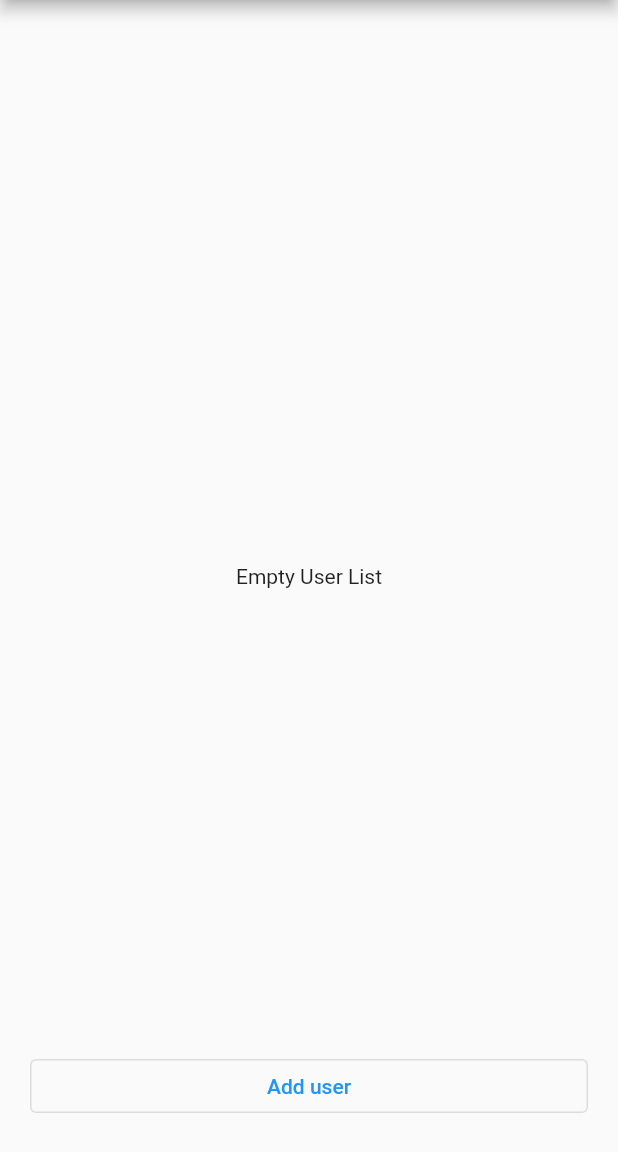
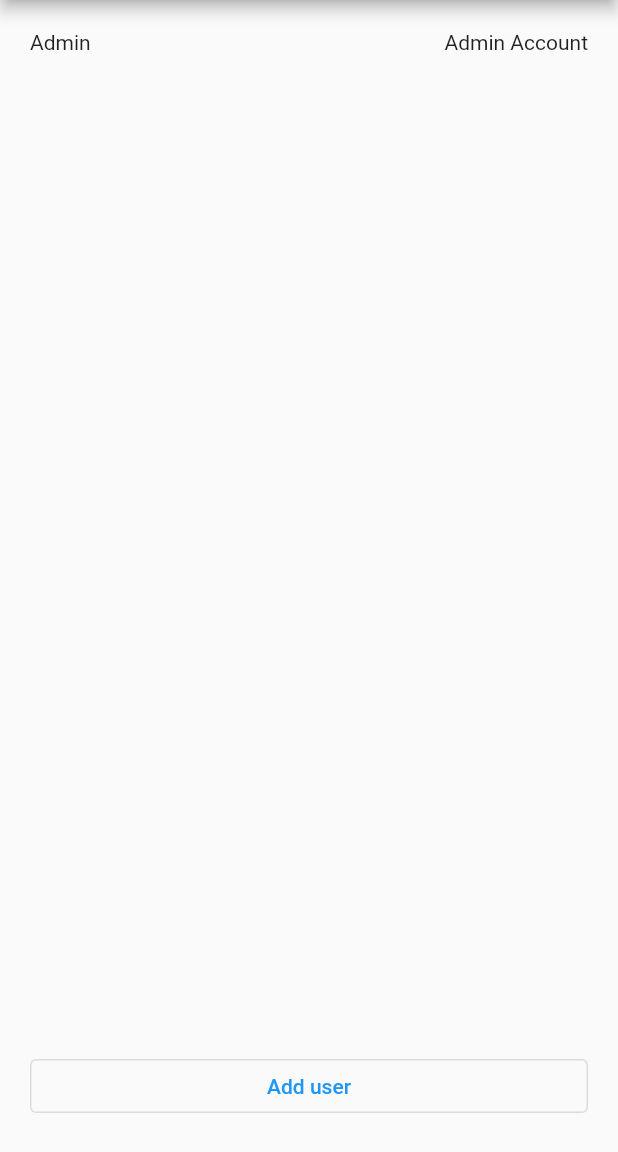
Before and after one commit to KolasikOmetov/info_safety_labs, a Flutter app: the UserListPage screen opened directly, on a phone screen of 412 x 824 dp, the part 84-1236 px from its top. Run offline on Flutter 3.47's test engine with Material 2 defaults, Android fonts, the phone set to English and light mode, and no system bars.

```diff
--- /dev/null
+++ b/info_safety_lab1/lib/constants.dart
@@ -0,0 +1,3 @@
+class Constants {
+  static const maxAttempts = 3;
+}
--- a/info_safety_lab1/lib/controllers/user_list_controller.dart
+++ b/info_safety_lab1/lib/controllers/user_list_controller.dart
@@ -3,7 +3,7 @@ import 'package:flutter/material.dart';
 import 'package:info_safety_lab1/model/user_model.dart';
 
 class UserListController extends ChangeNotifier {
-  final List<UserModel> users = [];
+  final List<UserModel> users = [const AdminModel(name: 'Admin')];
 
   void setUserLimit(UserModel user, bool isPasswordChoosingLimited) {
     checkUserExists(
@@ -26,4 +26,9 @@ class UserListController extends ChangeNotifier {
   bool isUserExists(String username) {
     return users.firstWhereOrNull((element) => false) != null;
   }
+
+  void addNewUserByName(String newUserName) {
+    users.add(UserModel(name: newUserName));
+    notifyListeners();
+  }
 }
--- a/info_safety_lab1/lib/pages/entrance_page.dart
+++ b/info_safety_lab1/lib/pages/entrance_page.dart
@@ -12,7 +12,7 @@ class EntrancePage extends StatelessWidget {
   @override
   Widget build(BuildContext context) {
     return ChangeNotifierProvider(
-      create: (_) => EntranceController(),
+      create: (_) => EntranceController(context.userListController),
       child: const _Content(),
     );
   }
@@ -55,6 +55,9 @@ class _Content extends StatelessWidget {
                   onUserNotExists: () => ScaffoldMessenger.of(context).showSnackBar(
                     const SnackBar(content: Text('User not exists')),
                   ),
+                  onUserBlocked: () => ScaffoldMessenger.of(context).showSnackBar(
+                    const SnackBar(content: Text('User was blocked')),
+                  ),
                   onPasswordWrong: () => ScaffoldMessenger.of(context).showSnackBar(
                     const SnackBar(content: Text('Password is wrong')),
                   ),
--- a/info_safety_lab1/lib/pages/home_page.dart
+++ b/info_safety_lab1/lib/pages/home_page.dart
@@ -1,6 +1,7 @@
 import 'package:flutter/material.dart';
 import 'package:info_safety_lab1/controllers/user_controller.dart';
 import 'package:info_safety_lab1/model/user_model.dart';
+import 'package:info_safety_lab1/pages/change_password_page.dart';
 import 'package:info_safety_lab1/pages/user_list_page.dart';
 import 'package:info_safety_lab1/utils/context_x.dart';
 import 'package:info_safety_lab1/utils/utils.dart';
@@ -38,7 +39,7 @@ class _Content extends StatelessWidget {
           mainAxisSize: MainAxisSize.min,
           children: <Widget>[
             OutlinedButton(
-              onPressed: () {},
+              onPressed: () => moveTo(context, const ChangePasswordPage()),
               child: const Text('Change Password'),
             ),
             if (isAdmin)
--- a/info_safety_lab1/lib/pages/user_list_page.dart
+++ b/info_safety_lab1/lib/pages/user_list_page.dart
@@ -14,10 +14,7 @@ class UserListPage extends StatelessWidget {
       appBar: AppBar(
         title: const Text('User List'),
       ),
-      body: ChangeNotifierProvider(
-        create: (_) => UserListController(),
-        child: const _Content(),
-      ),
+      body: const _Content(),
       resizeToAvoidBottomInset: false,
     );
   }
@@ -36,8 +33,13 @@ class _Content extends StatelessWidget {
     context.userListController.setUserBlock(user, !user.isBlocked);
   }
 
-  _addUser(BuildContext context) {
-    AddUserDialog.show(context, isExists: (username) => context.userListController.isUserExists(username));
+  _addUser(BuildContext context) async {
+    final UserListController userListController = context.userListController;
+    final String? newUserName =
+        await AddUserDialog.show(context, isExists: (username) => userListController.isUserExists(username));
+    if (newUserName != null) {
+      userListController.addNewUserByName(newUserName);
+    }
   }
 
   @override
@@ -61,20 +63,35 @@ class _Content extends StatelessWidget {
               itemCount: users.length,
               itemBuilder: (BuildContext context, int index) {
                 final UserModel user = users[index];
-                return ListTile(
-                  title: Text(user.name),
-                  trailing: Row(
+                return Row(
                   children: <Widget>[
-                      OutlinedButton(
+                    Expanded(
+                        child: Padding(
+                      padding: const EdgeInsets.all(20),
+                      child: SelectableText(user.name),
+                    )),
+                    if (user is! AdminModel)
+                      Padding(
+                        padding: const EdgeInsets.only(right: 20),
+                        child: OutlinedButton(
                           onPressed: () => _onBlockPressed(context, user),
                           child: Text(user.isBlocked ? 'Unblock' : 'Block'),
                         ),
-                      OutlinedButton(
+                      ),
+                    if (user is! AdminModel)
+                      Padding(
+                        padding: const EdgeInsets.only(right: 20),
+                        child: OutlinedButton(
                           onPressed: () => _onLimitPressed(context, user),
                           child: Text(user.isPasswordChoosingLimited ? 'Unlimit Passwords' : 'Limit Passwords'),
                         ),
+                      ),
+                    if (user is AdminModel)
+                      const Padding(
+                        padding: EdgeInsets.only(right: 20),
+                        child: Text('Admin Account'),
+                      ),
                   ],
-                  ),
                 );
               },
             );
--- a/info_safety_lab1/lib/utils/context_x.dart
+++ b/info_safety_lab1/lib/utils/context_x.dart
@@ -1,4 +1,5 @@
 import 'package:flutter/widgets.dart';
+import 'package:info_safety_lab1/controllers/change_password_controller.dart';
 import 'package:info_safety_lab1/controllers/entrance_controller.dart';
 import 'package:info_safety_lab1/controllers/user_controller.dart';
 import 'package:info_safety_lab1/controllers/user_list_controller.dart';
@@ -7,5 +8,6 @@ import 'package:provider/provider.dart';
 extension ContextX on BuildContext {
   UserListController get userListController => read<UserListController>();
   EntranceController get entranceController => read<EntranceController>();
+  ChangePasswordController get changePasswordController => read<ChangePasswordController>();
   UserController get userController => read<UserController>();
 }
--- a/info_safety_lab1/lib/widgets/dialogs/add_user_dialog.dart
+++ b/info_safety_lab1/lib/widgets/dialogs/add_user_dialog.dart
@@ -5,8 +5,8 @@ class AddUserDialog extends StatefulWidget {
 
   final bool Function(String username) isExists;
 
-  static void show(BuildContext context, {required bool Function(String username) isExists}) {
-    showDialog(
+  static Future<String?> show(BuildContext context, {required bool Function(String username) isExists}) {
+    return showDialog<String>(
         context: context,
         builder: (BuildContext context) => AddUserDialog(
               isExists: isExists,
```
Also changed, not shown: info_safety_lab1/lib/controllers/change_password_controller.dart (added, +52 -0 lines), info_safety_lab1/lib/controllers/entrance_controller.dart (+14 -5 lines), info_safety_lab1/lib/main.dart (+10 -5 lines), info_safety_lab1/lib/pages/change_password_page.dart (added, +88 -0 lines). Lines whose indentation alone changed are shown as unchanged.
